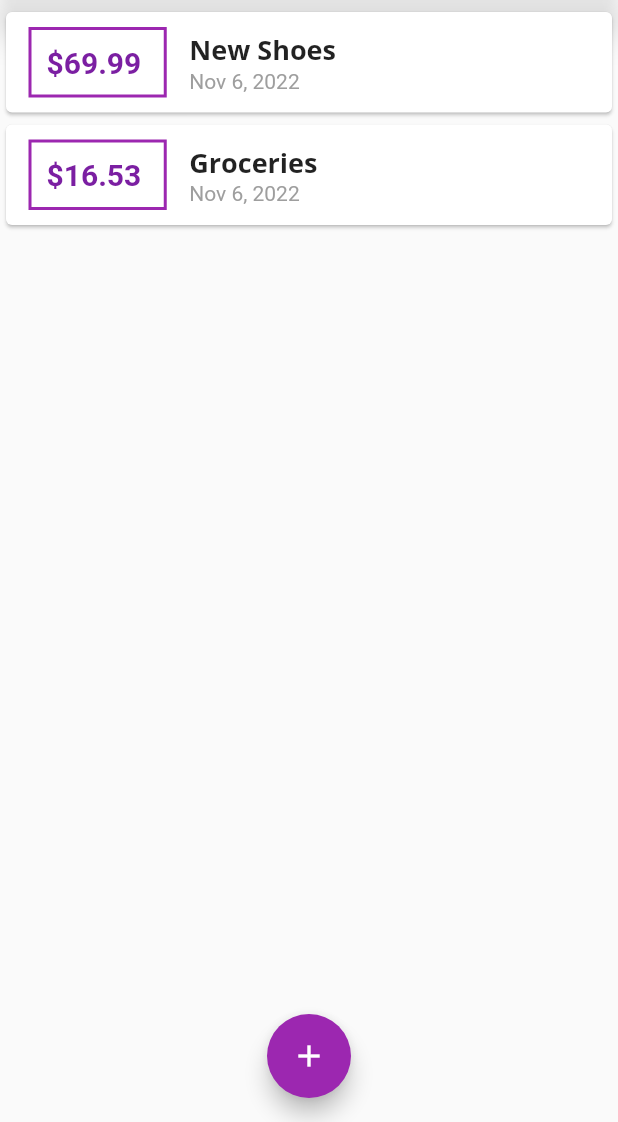
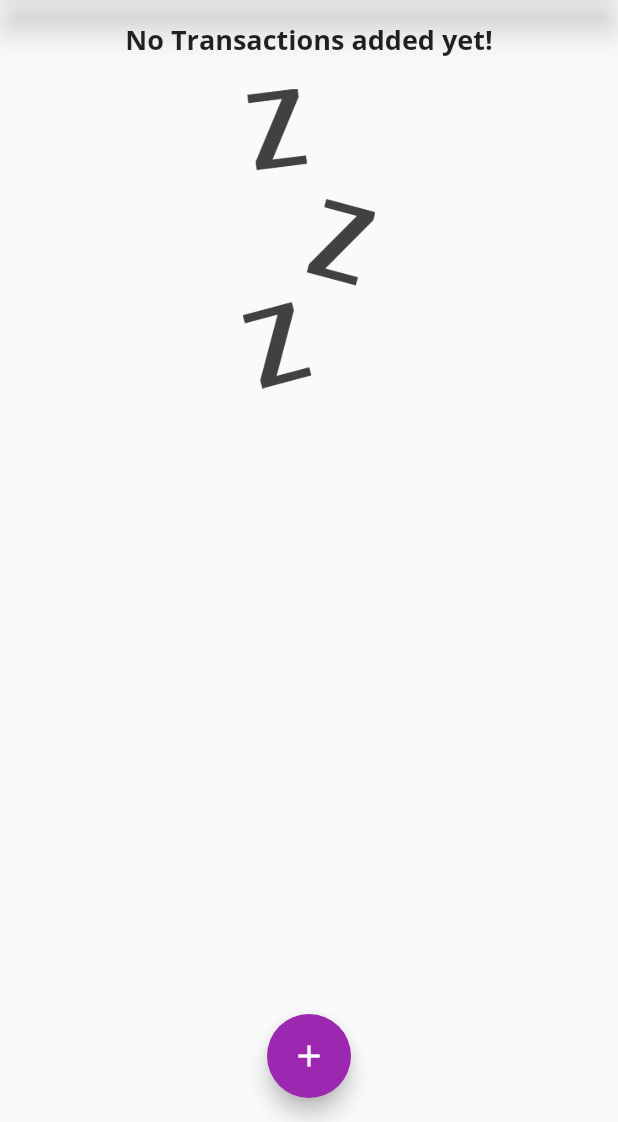
Before and after one commit to gopigoppu/learn_flutter, a Flutter app: the screen it shows after launch, on a phone screen of 412 x 824 dp, the part 114-1236 px from its top. Run offline on Flutter 3.47's test engine with Material 2 defaults, Android fonts, the phone set to English and light mode, and no system bars.

Commit message:
transaction list empty scenario handle

```diff
--- a/lib/expense/expense_main.dart
+++ b/lib/expense/expense_main.dart
@@ -11,20 +11,7 @@ class ExpenseApp extends StatefulWidget {
 }
 
 class _ExpenseAppState extends State<ExpenseApp> {
-  final List<Transaction> _userTransactions = [
-    Transaction(
-      id: 't1',
-      title: 'New Shoes',
-      amount: 69.99,
-      date: DateTime.now(),
-    ),
-    Transaction(
-      id: 't2',
-      title: 'Groceries',
-      amount: 16.53,
-      date: DateTime.now(),
-    ),
-  ];
+  final List<Transaction> _userTransactions = [];
 
   void _addNewTransaction(String txTitle, double txAmount) {
     final newTx = Transaction(
--- a/lib/expense/widgets/transaction_list.dart
+++ b/lib/expense/widgets/transaction_list.dart
@@ -11,7 +11,29 @@ class TransactionList extends StatelessWidget {
   Widget build(BuildContext context) {
     return Container(
       height: 300,
-      child: ListView.builder(
+      child: transactions.isEmpty
+          ? Column(
+              children: [
+                SizedBox(
+                  height: 10,
+                ),
+                Text(
+                  'No Transactions added yet!',
+                  style: Theme.of(context).textTheme.headline6,
+                ),
+                SizedBox(
+                  height: 20,
+                ),
+                Container(
+                  height: 200,
+                  child: Image.asset(
+                    'assets/images/waiting.png',
+                    fit: BoxFit.cover,
+                  ),
+                ),
+              ],
+            )
+          : ListView.builder(
               itemBuilder: (context, index) {
                 return Card(
                   child: Row(
--- a/pubspec.yaml
+++ b/pubspec.yaml
@@ -61,8 +61,8 @@ flutter:
   uses-material-design: true
 
   # To add assets to your application, add an assets section, like this:
-  # assets:
-  #   - images/a_dot_burr.jpeg
+  assets:
+    - assets/images/
   #   - images/a_dot_ham.jpeg
 
   # An image asset can refer to one or more resolution-specific "variants", see
```
Also changed, not shown: assets/images/waiting.png (added). Lines whose indentation alone changed are shown as unchanged.
